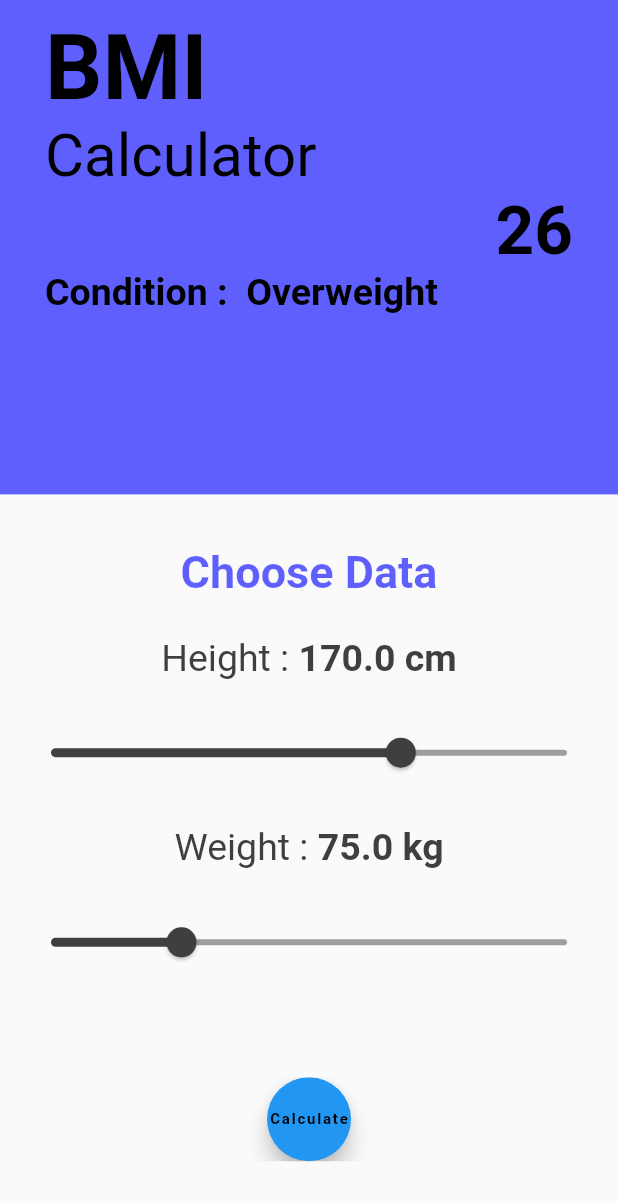
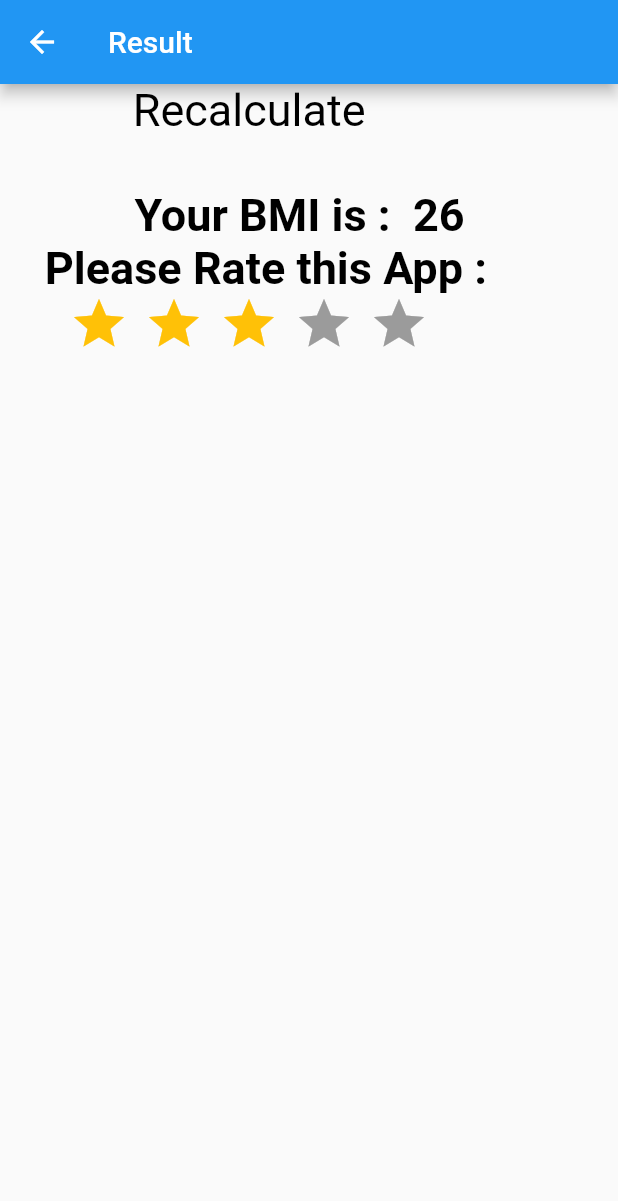
Before and after one commit to adit2402/bmi-app, a Flutter app: the screen it shows after launch, after a tap on "Calculate", on a phone screen of 412 x 824 dp. Shown: the top 1201 px of the screen. Run offline on Flutter 3.47's test engine with Material 2 defaults, Android fonts, the light colour scheme and no system bars; drawn by our look-alikes of flutter_rating_bar.

Commit message:
Second Page Added

```diff
--- a/lib/main.dart
+++ b/lib/main.dart
@@ -1,4 +1,5 @@
 import 'package:flutter/material.dart';
+import 'package:android_library/secondpage.dart';
 /*
   Green : #12a644
   Grey  : #403f3d
@@ -159,15 +160,17 @@ class _MyAppState extends State<MyApp> {
                       borderRadius: BorderRadius.circular(150.80),
                       child: FloatingActionButton(
                         onPressed: (){
-                          setState(() {
-                            //18.5 - 25 Healthy 25-30 Overweight >30 Obesity
+                          Navigator.push(context,
+                          MaterialPageRoute(builder:(context)=>
+                           secondpage(bmi:_bmi)));
+                           //18.5 - 25 Healthy 25-30 Overweight >30 Obesity
                             _bmi=(_weight/((_height/100)*(_height/100))).round().toInt();
                             if(_bmi>=18.5 && _bmi<=25) {_condition=" Normal";}
                             else if(_bmi>25 && _bmi<=30) {_condition=" Overweight";}
                             else if(_bmi>30) {_condition=" Obesity";}
                             else  {_condition=" Underweight";}
-                          });
-                        },
+                          }
+                        ,
                         child: Text("Calculate",style: TextStyle(color: Colors.black,fontSize: 10.0, fontWeight: FontWeight.bold),),
                       ),
                     ),
--- /dev/null
+++ b/lib/secondpage.dart
@@ -0,0 +1,57 @@
+import 'package:flutter/material.dart';
+import 'package:flutter_rating_bar/flutter_rating_bar.dart';
+
+class secondpage extends StatefulWidget {
+  secondpage({required this.bmi});
+
+  int bmi;
+  @override
+  State<secondpage> createState() => _secondpageState();
+}
+
+class _secondpageState extends State<secondpage> {
+  @override
+  Widget build(BuildContext context) {
+    var width;
+    return Scaffold(
+    appBar: AppBar(
+        title: Text("Result"),
+      ),
+        body: Column(
+              children: [
+                GestureDetector(
+                    onTap: (){
+                    Navigator.pop(context);
+                    },
+                    child:Container(
+                    child: Text("Recalculate",
+                        style: TextStyle(color: Colors.black,fontSize: 30.0, fontWeight: FontWeight.normal
+                        )),
+                    )
+                ),
+                Text("",style: TextStyle(color: Colors.black,fontSize: 30.0, fontWeight: FontWeight.bold),),
+                Text("         Your BMI is :  ${widget.bmi}",
+                    style: TextStyle(color: Colors.black,fontSize: 30.0, fontWeight: FontWeight.bold)),
+                Text("    Please Rate this App : ",
+                    style: TextStyle(color: Colors.black,fontSize: 30.0, fontWeight: FontWeight.bold)
+                ),
+                RatingBar.builder(
+                  initialRating: 3,
+                  minRating: 0.5,
+                  direction: Axis.horizontal,
+                  allowHalfRating: true,
+                  itemCount: 5,
+                  itemPadding: EdgeInsets.symmetric(horizontal: 5.0),
+                  itemBuilder: (context, _) => Icon(
+                    Icons.star,
+                    color: Colors.amber,
+                  ),
+                  onRatingUpdate: (rating) {
+                    print(rating);
+                  },
+                )
+              ]
+      )
+    );
+  }
+}
--- a/pubspec.yaml
+++ b/pubspec.yaml
@@ -36,6 +36,7 @@ dependencies:
   # The following adds the Cupertino Icons font to your application.
   # Use with the CupertinoIcons class for iOS style icons.
   cupertino_icons: ^1.0.2
+  flutter_rating_bar: ^4.0.1
 
 dev_dependencies:
   flutter_test:
```
Also changed, not shown: lib/Demo.dart (deleted), pubspec.lock, 2 other files.
